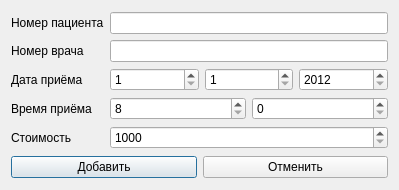
This is addappointmentdialog.ui in skrine525/fefu-fds-coursework as Qt 5 draws it before an edit. The edited form follows.
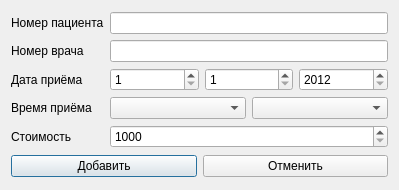
This is the edited form.

Commit message: Minor imporvements, Finished Appointments Search

```diff
--- a/addappointmentdialog.ui
+++ b/addappointmentdialog.ui
@@ -84,24 +84,10 @@
      <item row="3" column="1">
       <layout class="QHBoxLayout" name="horizontalLayoutAppointmentTime">
        <item>
-        <widget class="QSpinBox" name="spinBoxAppointmentTimeHour">
-         <property name="minimum">
-          <number>8</number>
-         </property>
-         <property name="maximum">
-          <number>17</number>
-         </property>
-        </widget>
+        <widget class="QComboBox" name="comboBoxAppointmentTimeHour"/>
        </item>
        <item>
-        <widget class="QSpinBox" name="spinBoxAppointmentTimeMinute">
-         <property name="maximum">
-          <number>59</number>
-         </property>
-         <property name="singleStep">
-          <number>30</number>
-         </property>
-        </widget>
+        <widget class="QComboBox" name="comboBoxAppointmentTimeMinute"/>
        </item>
       </layout>
      </item>
```
Left out of the diff: 2 changed lines with no effect on the pictures. The commit also changes 10 other files.
